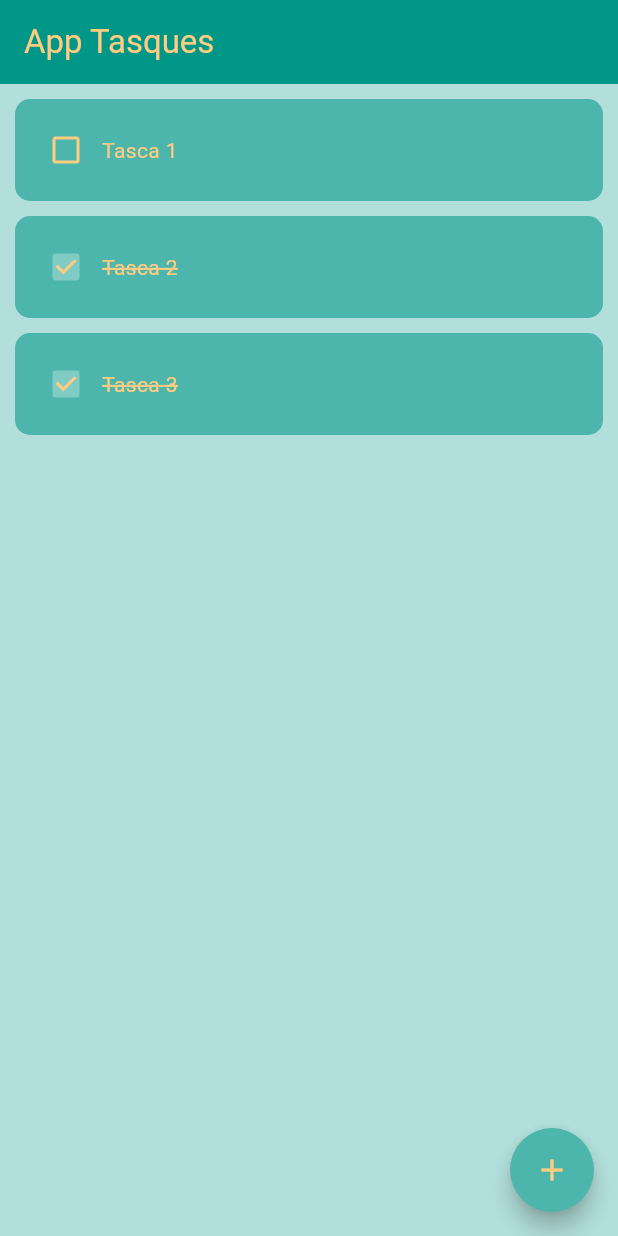
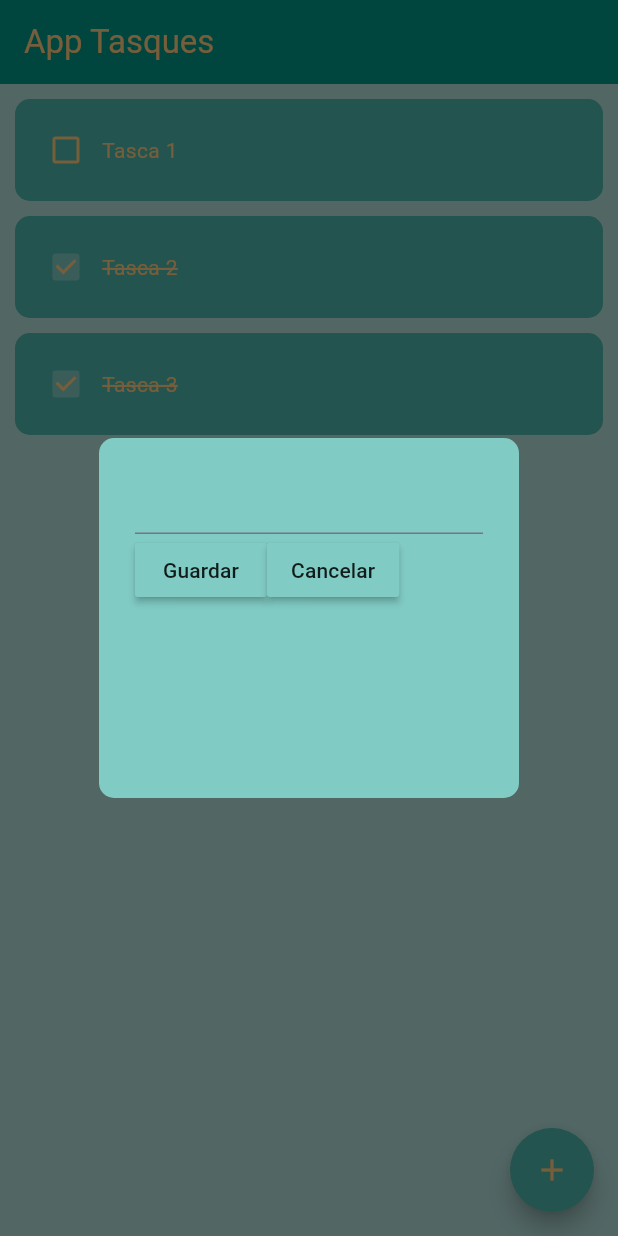
Before and after one commit to CER-ArnauRP/aplicacio_tasques_2425, a Flutter app: the screen it shows after launch, after a tap on the "add" icon, on a phone screen of 412 x 824 dp. Run offline on Flutter 3.47's test engine with Material 3 defaults, Android fonts, the phone set to English and light mode, and no system bars; drawn by our look-alikes of flutter_slidable.

Commit message:
Mostrant el dialog de crear nova tasca

```diff
--- /dev/null
+++ b/lib/components/boto_dialog.dart
@@ -0,0 +1,21 @@
+import 'package:flutter/material.dart';
+
+class BotoDialog extends StatelessWidget {
+  final String textBoto;
+  final Function()? accioBoto;
+
+  const BotoDialog({
+    super.key,
+    required this.textBoto,
+    required this.accioBoto,
+  });
+
+  @override
+  Widget build(BuildContext context) {
+    return MaterialButton(
+      onPressed: accioBoto,
+      color: Colors.teal[200],
+      child: Text(textBoto),
+    );
+  }
+}
--- /dev/null
+++ b/lib/components/dialog_nova_tasca.dart
@@ -0,0 +1,36 @@
+import 'package:aplicacio_tasques_2425/components/boto_dialog.dart';
+import 'package:flutter/material.dart';
+
+class DialogNovaTasca extends StatelessWidget {
+  const DialogNovaTasca({super.key});
+
+  @override
+  Widget build(BuildContext context) {
+    return AlertDialog(
+      backgroundColor: Colors.teal[200],
+      shape: RoundedRectangleBorder(
+        borderRadius: BorderRadius.circular(10),
+      ),
+      content: Container(
+        height: 200,
+        child: Column(
+          children: [
+            TextField(),
+            Row(
+              children: [
+                BotoDialog(
+                  textBoto: "Guardar",
+                  accioBoto: () {},
+                ), // Botó guardar.
+                BotoDialog(
+                  textBoto: "Cancelar",
+                  accioBoto: () {},
+                ), // Botó cancelar.
+              ],
+            )
+          ],
+        ),
+      ),
+    );
+  }
+}
--- a/lib/pagines/pagina_principal.dart
+++ b/lib/pagines/pagina_principal.dart
@@ -1,3 +1,4 @@
+import 'package:aplicacio_tasques_2425/components/dialog_nova_tasca.dart';
 import 'package:aplicacio_tasques_2425/components/item_tasca.dart';
 import 'package:flutter/material.dart';
 
@@ -27,6 +28,15 @@ class _PaginaPrincipalState extends State<PaginaPrincipal> {
     });
   }
 
+  void crearNovaTasca() {
+    showDialog(
+      context: context,
+      builder: (context) {
+        return const DialogNovaTasca();
+      }
+    );
+  }
+
   @override
   Widget build(BuildContext context) {
     return Scaffold(
@@ -43,7 +53,7 @@ class _PaginaPrincipalState extends State<PaginaPrincipal> {
       floatingActionButton: FloatingActionButton(
         backgroundColor: Colors.teal[300],
         shape: const CircleBorder(),
-        onPressed: () {},
+        onPressed: crearNovaTasca,
         child: Icon(
           Icons.add,
           color: Colors.orange[200],
```
